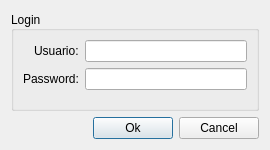
First picture: the form in src/ui/FormLogin.ui, repository guilleurrutia10/division-transporte, before the edit.
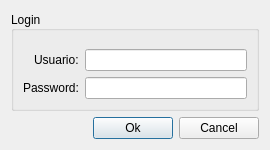
Second picture: the form after the edit. Icons and pictures are not drawn.

```diff
--- a/src/ui/FormLogin.ui
+++ b/src/ui/FormLogin.ui
@@ -54,26 +54,39 @@
       <property name="labelAlignment">
        <set>Qt::AlignRight|Qt::AlignTrailing|Qt::AlignVCenter</set>
       </property>
-      <item row="0" column="0">
+      <item row="1" column="0">
        <widget class="QLabel" name="label">
         <property name="text">
          <string>Usuario:</string>
         </property>
        </widget>
       </item>
-      <item row="0" column="1">
+      <item row="1" column="1">
        <widget class="QLineEdit" name="lineEditUser"/>
       </item>
-      <item row="1" column="0">
+      <item row="2" column="0">
        <widget class="QLabel" name="label_3">
         <property name="text">
          <string>Password:</string>
         </property>
        </widget>
       </item>
-      <item row="1" column="1">
+      <item row="2" column="1">
        <widget class="QLineEdit" name="linePassword"/>
       </item>
+      <item row="0" column="0">
+       <spacer name="verticalSpacer">
+        <property name="orientation">
+         <enum>Qt::Vertical</enum>
+        </property>
+        <property name="sizeHint" stdset="0">
+         <size>
+          <width>20</width>
+          <height>40</height>
+         </size>
+        </property>
+       </spacer>
+      </item>
      </layout>
     </widget>
    </item>
```
Left out of the diff: 8 changed lines with no effect on the pictures.
